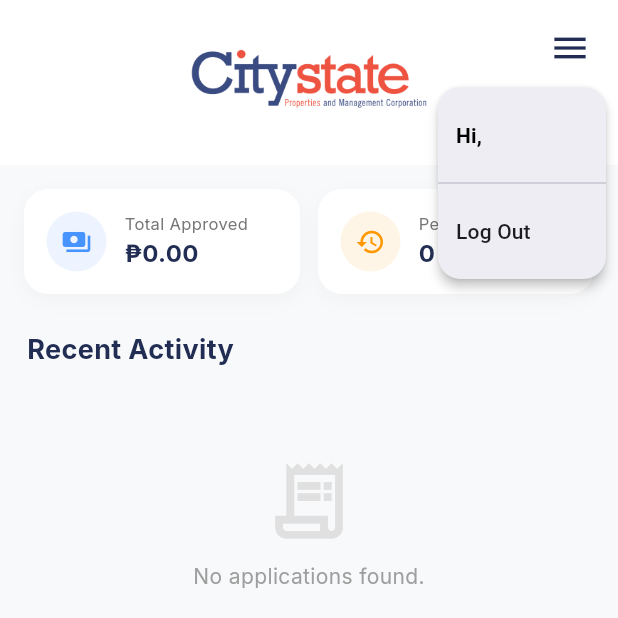
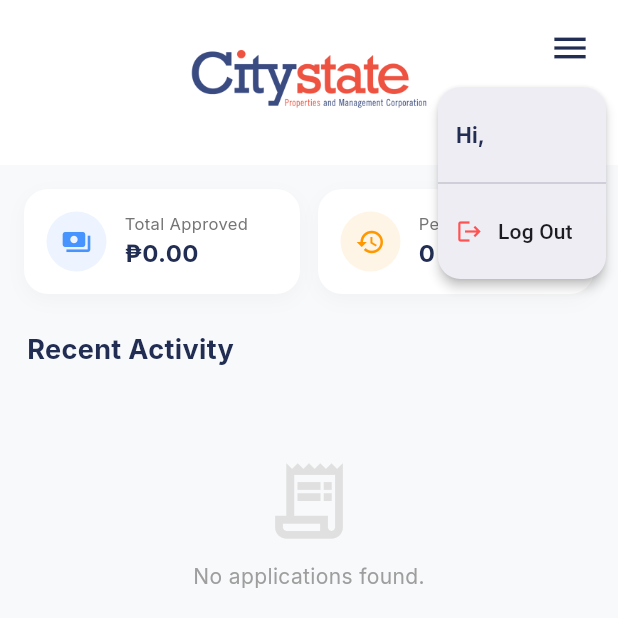
Before and after one commit to rokikopi/cashadvance, a Flutter app: the screen it shows once a user with an empty profile is signed in, after a tap on the "menu" icon, on a phone screen of 412 x 824 dp, the top half of it. Run offline on Flutter 3.47's test engine with Material 3 defaults, Android fonts, the phone set to English and light mode, and no system bars; our stand-ins replace cloud_firestore, firebase_auth, firebase_core, google_fonts, google_sign_in, pdf and 1 more; accounts and stored records are empty; network calls fail; statements that could not run were skipped.

Commit message:
reverted back to popups and reverted google_sign_in version. also added final adjustment, such as UID and classification of fund

```diff
--- a/lib/main.dart
+++ b/lib/main.dart
@@ -1,25 +1,21 @@
 import 'package:flutter/material.dart';
 import 'package:firebase_core/firebase_core.dart';
-import 'package:firebase_auth/firebase_auth.dart'; // Added for persistence
+import 'package:firebase_auth/firebase_auth.dart';
 import 'package:cloud_firestore/cloud_firestore.dart';
 import 'package:flutter_web_plugins/url_strategy.dart';
-import 'package:flutter/foundation.dart'; // Required for kIsWeb
+import 'package:flutter/foundation.dart';
 import 'firebase_options.dart';
 import 'services/auth_service.dart';
 import 'screens/splash_page.dart';
 import 'screens/home_page.dart';
 import 'screens/admin_page.dart';
+import 'screens/register_page.dart';
 
 void main() async {
   WidgetsFlutterBinding.ensureInitialized();
-
-  // Patching URL strategy to remove the '#'
   usePathUrlStrategy();
-
-  // Initializing Firebase
   await Firebase.initializeApp(options: DefaultFirebaseOptions.currentPlatform);
 
-  // CRITICAL FIX: Ensure the login persists across page reloads on Web
   if (kIsWeb) {
     await FirebaseAuth.instance.setPersistence(Persistence.LOCAL);
   }
@@ -48,37 +44,26 @@
   }
 }
 
-class AuthGate extends StatefulWidget {
+class AuthGate extends StatelessWidget {
   const AuthGate({super.key});
 
   @override
-  State<AuthGate> createState() => _AuthGateState();
-}
+  Widget build(BuildContext context) {
+    final AuthService authService = AuthService();
 
-class _AuthGateState extends State<AuthGate> {
-  final AuthService _authService = AuthService();
-
-  @override
-  Widget build(BuildContext context) {
     return StreamBuilder<User?>(
-      stream: _authService.authStateChanges,
+      stream: authService.authStateChanges,
       builder: (context, snapshot) {
-        // 1. Handle Initialization/Loading State
-        // This prevents the "flash" of the login screen while Firebase is checking the session
         if (snapshot.connectionState == ConnectionState.waiting) {
           return const Scaffold(
-            body: Center(
-              child: CircularProgressIndicator(color: Color(0xFF2E5BFF)),
-            ),
+            body: Center(child: CircularProgressIndicator()),
           );
         }
 
-        // 2. If the user is authenticated, check their role in Firestore
         if (snapshot.hasData && snapshot.data != null) {
           return UserRoleGate(uid: snapshot.data!.uid);
         }
 
-        // 3. If no user is found, default to the Splash/Login Page
         return const SplashPage();
       },
     );
@@ -97,26 +82,30 @@
           .doc(uid)
           .snapshots(),
       builder: (context, snapshot) {
+        // 1. Handle Errors (e.g., permission denied on logout)
+        if (snapshot.hasError) {
+          return const SplashPage();
+        }
+
+        // 2. Loading State
         if (snapshot.connectionState == ConnectionState.waiting) {
           return const Scaffold(
             body: Center(child: CircularProgressIndicator()),
           );
         }
 
-        if (snapshot.hasData && snapshot.data!.exists) {
+        // 3. Document exists: Route to Admin or Home
+        if (snapshot.hasData &&
+            snapshot.data != null &&
+            snapshot.data!.exists) {
           final data = snapshot.data!.data() as Map<String, dynamic>;
           final bool isAdmin = data['isAdmin'] ?? false;
-
-          if (isAdmin) {
-            return const AdminPage();
-          } else {
-            return const HomePage();
-          }
+          return isAdmin ? const AdminPage() : const HomePage();
         }
 
-        // IMPORTANT: If user exists in Auth but not in Firestore (e.g., halfway through RegisterPage)
-        // we stay on the Splash/Login context so they can complete registration
-        return const SplashPage();
+        // 4. Document MISSING: Force Registration
+        // This ensures Google users complete their profile before entering the app
+        return const RegisterPage();
       },
     );
   }
--- a/lib/screens/home_page.dart
+++ b/lib/screens/home_page.dart
@@ -17,8 +17,7 @@
 
   // --- HELPER: Generate 8-digit unique ID ---
   String _generateReferenceId() {
-    const chars =
-        'ABCDEFGHJKLMNPQRSTUVWXYZ23456789'; // Excluded confusing chars like I, O, 1, 0
+    const chars = 'ABCDEFGHJKLMNPQRSTUVWXYZ23456789';
     return List.generate(
       8,
       (index) => chars[Random().nextInt(chars.length)],
@@ -29,6 +28,18 @@
   Widget build(BuildContext context) {
     final AuthService authService = AuthService();
     final String uid = FirebaseAuth.instance.currentUser?.uid ?? "";
+
+    return StreamBuilder<DocumentSnapshot>(
+      stream: FirebaseFirestore.instance
+          .collection('users')
+          .doc(uid)
+          .snapshots(),
+      builder: (context, userSnapshot) {
+        String userName = "User";
+        if (userSnapshot.hasData && userSnapshot.data!.exists) {
+          final userData = userSnapshot.data!.data() as Map<String, dynamic>;
+          userName = userData['firstName'] ?? "User";
+        }
 
         return Scaffold(
           backgroundColor: const Color(0xFFF8F9FA),
@@ -83,7 +94,7 @@
                           onSelected: (value) async {
                             if (value == 'logout') await authService.signOut();
                           },
-                      itemBuilder: (context) => _buildMenuItems(uid),
+                          itemBuilder: (context) => _buildMenuItems(userName),
                         ),
                       ),
                     ),
@@ -117,10 +128,38 @@
             ),
           ),
         );
+      },
+    );
+  }
+
+  // --- UI: MENU ITEMS ---
+  List<PopupMenuEntry<String>> _buildMenuItems(String name) {
+    return [
+      PopupMenuItem<String>(
+        enabled: false,
+        child: Text(
+          "Hi, $name",
+          style: GoogleFonts.inter(
+            fontWeight: FontWeight.bold,
+            color: AppColors.textMain,
+          ),
+        ),
+      ),
+      const PopupMenuDivider(),
+      const PopupMenuItem<String>(
+        value: 'logout',
+        child: Row(
+          children: [
+            Icon(Icons.logout, size: 18, color: Colors.redAccent),
+            SizedBox(width: 10),
+            Text("Log Out"),
+          ],
+        ),
+      ),
+    ];
   }
 
   // --- UI: SUMMARY CARDS ---
-
   Widget _buildResponsiveSummary(String uid) {
     return StreamBuilder<QuerySnapshot>(
       stream: FirebaseFirestore.instance
@@ -240,7 +279,6 @@
   }
 
   // --- UI: ADVANCE LIST ---
-
   Widget _buildSliverAdvanceList(String uid) {
     return StreamBuilder<QuerySnapshot>(
       stream: FirebaseFirestore.instance
@@ -397,8 +435,7 @@
     );
   }
 
-  // --- LOGIC: PDF GENERATION ---
-
+  // --- LOGIC: PDF GENERATION (UPDATED) ---
   Future<void> _generatePDF(
     Map<String, dynamic> data, {
     String action = 'print',
@@ -523,6 +560,7 @@
                   ],
                 ),
                 pw.SizedBox(height: 40),
+                // --- Updated Signature Block Section ---
                 pw.Row(
                   mainAxisAlignment: pw.MainAxisAlignment.spaceBetween,
                   children: [
@@ -532,6 +570,11 @@
                     ),
                     _pdfSignatureBlock("Checked by:", "Department Head"),
                   ],
+                ),
+                pw.SizedBox(height: 30),
+                _pdfSignatureBlock(
+                  "Released by:",
+                  "Disbursing Officer / Cashier",
                 ),
               ],
             ),
@@ -553,7 +596,6 @@
   }
 
   // --- UI: FORM MODAL ---
-
   void _showApplyPopup(
     BuildContext context,
     String uid, {
@@ -573,7 +615,6 @@
       text: existingData != null ? existingData['purpose'] : "",
     );
 
-    // Default Dropdown value
     String selectedFundClass = existingData?['fundClassification'] ?? '1';
 
     if (!context.mounted) return;
@@ -634,8 +675,6 @@
                   "${userData['firstName'] ?? ''} ${userData['lastName'] ?? ''}",
                 ),
                 const SizedBox(height: 15),
-
-                // NEW: Fund Classification Dropdown
                 DropdownButtonFormField<String>(
                   initialValue: selectedFundClass,
                   decoration: _inputStyle("Fund Classification"),
@@ -651,7 +690,6 @@
                       setModalState(() => selectedFundClass = val!),
                 ),
                 const SizedBox(height: 12),
-
                 TextField(
                   controller: amountController,
                   keyboardType: const TextInputType.numberWithOptions(
@@ -704,7 +742,6 @@
   }
 
   // --- LOGIC: SUBMISSION ---
-
   Future<void> _submit(
     BuildContext context,
     String uid,
@@ -727,7 +764,7 @@
 
     if (editDocId == null || existingStatus == 'Rejected') {
       data['createdAt'] = FieldValue.serverTimestamp();
-      data['referenceId'] = _generateReferenceId(); // Assign unique ID
+      data['referenceId'] = _generateReferenceId();
       await FirebaseFirestore.instance.collection('advances').add(data);
     } else {
       await FirebaseFirestore.instance
@@ -740,7 +777,6 @@
   }
 
   // --- SHARED UI HELPERS ---
-
   Widget _buildEmptyState() {
     return Column(
       children: [
@@ -812,29 +848,4 @@
       ],
     );
   }
-
-  List<PopupMenuEntry<String>> _buildMenuItems(String uid) {
-    return [
-      PopupMenuItem(
-        enabled: false,
-        child: FutureBuilder<DocumentSnapshot>(
-          future: FirebaseFirestore.instance.collection('users').doc(uid).get(),
-          builder: (context, snapshot) {
-            String name = snapshot.hasData
-                ? (snapshot.data!['firstName'] ?? "User")
-                : "User";
-            return Text(
-              "Hi, $name",
-              style: const TextStyle(
-                fontWeight: FontWeight.bold,
-                color: Colors.black,
-              ),
-            );
-          },
-        ),
-      ),
-      const PopupMenuDivider(),
-      const PopupMenuItem(value: 'logout', child: Text("Log Out")),
-    ];
 }
-}
--- a/pubspec.yaml
+++ b/pubspec.yaml
@@ -12,7 +12,7 @@
   cupertino_icons: ^1.0.8
   firebase_core: ^4.4.0
   firebase_auth: ^6.1.4
-  google_sign_in: ^7.2.0
+  google_sign_in: ^6.2.1
   google_fonts: ^8.0.2
   cloud_firestore: ^6.1.2
   intl: ^0.20.2
```
Also changed, not shown: lib/screens/login_page.dart (+13 -21 lines), lib/screens/register_page.dart (+15 -16 lines), lib/services/auth_service.dart (+16 -26 lines), lib/firebase_options.dart, pubspec.lock, 1 other file. Lines whose indentation alone changed are shown as unchanged.
